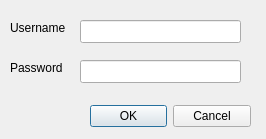
pythonthusiast/CrossPlatformQt, file 04-UI/CppQtUi_single/logindialog.ui: the form before one commit.
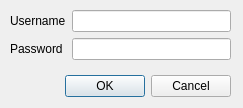
The form after the commit.

The edit to the form file:
```diff
--- a/04-UI/CppQtUi_single/logindialog.ui
+++ b/04-UI/CppQtUi_single/logindialog.ui
@@ -6,8 +6,8 @@
    <rect>
     <x>0</x>
     <y>0</y>
-    <width>266</width>
-    <height>139</height>
+    <width>243</width>
+    <height>108</height>
    </rect>
   </property>
   <property name="windowTitle">
@@ -16,9 +16,9 @@
   <widget class="QDialogButtonBox" name="buttonBox">
    <property name="geometry">
     <rect>
-     <x>90</x>
-     <y>100</y>
-     <width>161</width>
+     <x>10</x>
+     <y>70</y>
+     <width>221</width>
      <height>32</height>
     </rect>
    </property>
@@ -29,54 +29,41 @@
     <set>QDialogButtonBox::Cancel|QDialogButtonBox::Ok</set>
    </property>
   </widget>
-  <widget class="QLabel" name="label">
+  <widget class="QWidget" name="formLayoutWidget">
    <property name="geometry">
     <rect>
      <x>10</x>
-     <y>20</y>
-     <width>61</width>
-     <height>16</height>
+     <y>10</y>
+     <width>221</width>
+     <height>54</height>
     </rect>
    </property>
+   <layout class="QFormLayout" name="formLayout">
+    <item row="0" column="0">
+     <widget class="QLabel" name="usernameLabel">
    <property name="text">
     <string>Username</string>
    </property>
   </widget>
-  <widget class="QLabel" name="label_2">
-   <property name="geometry">
-    <rect>
-     <x>10</x>
-     <y>60</y>
-     <width>61</width>
-     <height>16</height>
-    </rect>
-   </property>
+    </item>
+    <item row="0" column="1">
+     <widget class="QLineEdit" name="txtUsername"/>
+    </item>
+    <item row="1" column="0">
+     <widget class="QLabel" name="passwordLabel">
    <property name="text">
     <string>Password</string>
    </property>
   </widget>
+    </item>
+    <item row="1" column="1">
   <widget class="QLineEdit" name="txtPassword">
-   <property name="geometry">
-    <rect>
-     <x>80</x>
-     <y>60</y>
-     <width>161</width>
-     <height>23</height>
-    </rect>
-   </property>
    <property name="echoMode">
     <enum>QLineEdit::Password</enum>
    </property>
   </widget>
-  <widget class="QLineEdit" name="txtUsername">
-   <property name="geometry">
-    <rect>
-     <x>80</x>
-     <y>20</y>
-     <width>161</width>
-     <height>23</height>
-    </rect>
-   </property>
+    </item>
+   </layout>
   </widget>
  </widget>
  <tabstops>
```
Left out of the diff: 5 changed lines with no effect on the pictures. Lines whose indentation alone changed are shown as unchanged.
